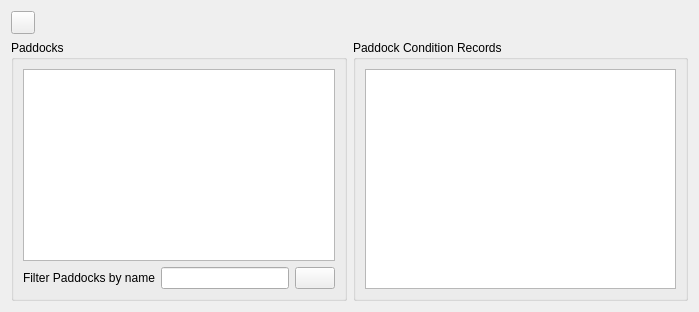
This is mlapp/src/views/paddock_view/paddock_widget_base.ui in Trailmarker/paddock-power as Qt 5 draws it before an edit. The edited form follows.
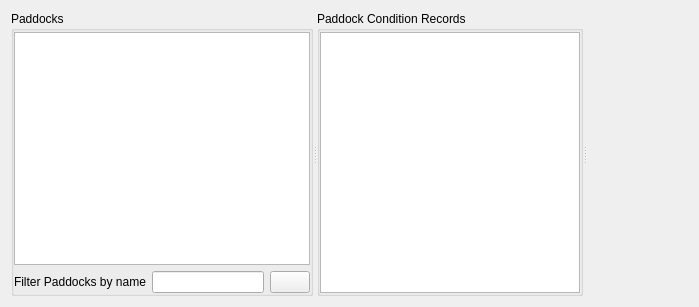
This is the edited form. Icons and pictures are not drawn. Custom widgets are drawn as their Qt base class.

Diff of the .ui file:
```diff
--- a/mlapp/src/views/paddock_view/paddock_widget_base.ui
+++ b/mlapp/src/views/paddock_view/paddock_widget_base.ui
@@ -13,44 +13,12 @@
   <property name="windowTitle">
    <string>Form</string>
   </property>
-  <layout class="QVBoxLayout" name="verticalLayout">
+  <layout class="QVBoxLayout" name="verticalLayout" stretch="1">
    <item>
-    <layout class="QHBoxLayout" name="headerLayout">
-     <item>
-      <widget class="QToolButton" name="sketchPaddockButton">
-       <property name="toolTip">
-        <string>Sketch a Paddock …</string>
-       </property>
-       <property name="text">
-        <string/>
-       </property>
-       <property name="icon">
-        <iconset>
-         <normaloff>../../../images/new-split-paddock.png</normaloff>../../../images/new-split-paddock.png</iconset>
-       </property>
-      </widget>
-     </item>
-     <item>
-      <spacer name="toolbarSpacer">
+    <widget class="QSplitter" name="splitter">
        <property name="orientation">
         <enum>Qt::Horizontal</enum>
        </property>
-       <property name="sizeHint" stdset="0">
-        <size>
-         <width>40</width>
-         <height>20</height>
-        </size>
-       </property>
-      </spacer>
-     </item>
-    </layout>
-   </item>
-   <item>
-    <layout class="QHBoxLayout" name="contentLayout" stretch="1,1">
-     <property name="topMargin">
-      <number>0</number>
-     </property>
-     <item>
       <widget class="QGroupBox" name="paddockListGroupBox">
        <property name="sizePolicy">
         <sizepolicy hsizetype="Expanding" vsizetype="MinimumExpanding">
@@ -62,6 +30,18 @@
         <string>Paddocks</string>
        </property>
        <layout class="QVBoxLayout" name="paddocksVerticalLayout">
+       <property name="leftMargin">
+        <number>0</number>
+       </property>
+       <property name="topMargin">
+        <number>1</number>
+       </property>
+       <property name="rightMargin">
+        <number>0</number>
+       </property>
+       <property name="bottomMargin">
+        <number>0</number>
+       </property>
         <item>
          <widget class="PaddockLayerList" name="paddockList"/>
         </item>
@@ -101,8 +81,6 @@
         </item>
        </layout>
       </widget>
-     </item>
-     <item>
       <widget class="QGroupBox" name="conditionListGroupBox">
        <property name="sizePolicy">
         <sizepolicy hsizetype="Expanding" vsizetype="MinimumExpanding">
@@ -113,14 +91,33 @@
        <property name="title">
         <string>Paddock Condition Records</string>
        </property>
-       <layout class="QVBoxLayout" name="paddocksVerticalLayout_2">
+      <layout class="QVBoxLayout" name="conditionRecordsVerticalLayout">
+       <property name="leftMargin">
+        <number>0</number>
+       </property>
+       <property name="topMargin">
+        <number>1</number>
+       </property>
+       <property name="rightMargin">
+        <number>0</number>
+       </property>
+       <property name="bottomMargin">
+        <number>0</number>
+       </property>
         <item>
          <widget class="ConditionLayerList" name="conditionList"/>
         </item>
        </layout>
       </widget>
-     </item>
-    </layout>
+     <widget class="QWidget" name="spacerWidget" native="true">
+      <property name="sizePolicy">
+       <sizepolicy hsizetype="Expanding" vsizetype="Expanding">
+        <horstretch>0</horstretch>
+        <verstretch>0</verstretch>
+       </sizepolicy>
+      </property>
+     </widget>
+    </widget>
    </item>
   </layout>
  </widget>
```
Left out of the diff: 2 changed lines with no effect on the pictures. Lines whose indentation alone changed are shown as unchanged.
